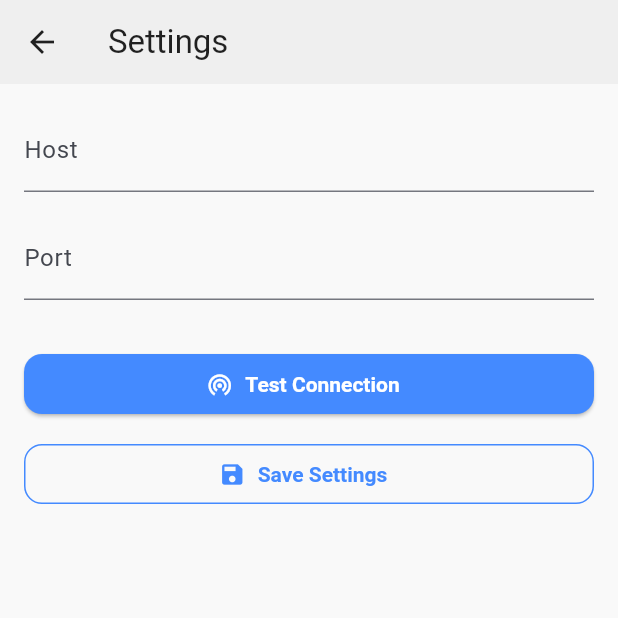
After one commit to Diogo-NB/speech-iot-automation, a Flutter app: the screen it shows after launch, after a tap on the "settings" icon, on a phone screen of 412 x 824 dp, the top half of it. The commit adds this screen. Run offline on Flutter 3.47's test engine with Material 3 defaults, Android fonts, the phone set to English and light mode, and no system bars; our stand-ins replace auto_route, equatable, flutter_bloc, rxdart, speech_to_text; network calls fail.

Commit message:
feat: implement settings screen

```diff
--- a/speech_iot_app/lib/src/app/app.dart
+++ b/speech_iot_app/lib/src/app/app.dart
@@ -1,16 +1,21 @@
 import 'package:flutter/material.dart';
+import 'package:speech_iot_app/src/app/app_router.dart';
+import 'package:speech_iot_app/src/app/app_theme.dart';
 import 'package:speech_iot_app/src/app/di.dart';
-import 'package:speech_iot_app/src/features/speech_recognition/presentation/speech_recognition_screen.dart';
 
 class App extends StatelessWidget {
-  const App({super.key});
+  App({super.key});
+
+  final AppRouter _appRouter = AppRouter();
+  final ThemeData _appTheme = AppTheme.light();
 
   @override
   Widget build(BuildContext context) {
-    return CoreProvider(
-      child: DataProvider(
-        child: ApplicationProvider(
-          child: MaterialApp(home: SpeechRecognitionScreen()),
+    return CoreScopeProvider(
+      child: DataScopeProvider(
+        child: MaterialApp.router(
+          routerConfig: _appRouter.config(),
+          theme: _appTheme,
         ),
       ),
     );
--- /dev/null
+++ b/speech_iot_app/lib/src/app/app_router.dart
@@ -0,0 +1,16 @@
+import 'package:auto_route/auto_route.dart';
+
+import 'app_router.gr.dart';
+export 'app_router.gr.dart';
+
+@AutoRouterConfig(replaceInRouteName: 'Screen|Page,Route')
+class AppRouter extends RootStackRouter {
+  @override
+  RouteType get defaultRouteType => RouteType.adaptive();
+
+  @override
+  List<AutoRoute> get routes => [
+    AutoRoute(path: '/settings', page: SettingsRoute.page),
+    AutoRoute(initial: true, path: '/', page: SpeechRecognitionRoute.page),
+  ];
+}
--- /dev/null
+++ b/speech_iot_app/lib/src/app/app_theme.dart
@@ -0,0 +1,58 @@
+import 'package:flutter/material.dart';
+
+class AppTheme {
+  const AppTheme._();
+
+  static const Color primaryColor = Colors.blueAccent;
+  static const Color secondaryColor = Colors.redAccent;
+  static const Color backgroundTop = Color(0xFFF9F9F9);
+  static const Color backgroundBottom = Color(0xFFEFEFEF);
+  static const Color textPrimary = Colors.black87;
+  static const Color textSecondary = Colors.grey;
+
+  static const LinearGradient backgroundGradient = LinearGradient(
+    begin: Alignment.topCenter,
+    end: Alignment.bottomCenter,
+    colors: [backgroundTop, backgroundBottom],
+  );
+
+  static ThemeData light() {
+    return ThemeData(
+      useMaterial3: true,
+      colorScheme: ColorScheme.fromSeed(
+        seedColor: primaryColor,
+        surface: backgroundTop,
+      ),
+      scaffoldBackgroundColor: backgroundTop,
+      appBarTheme: const AppBarTheme(
+        backgroundColor: backgroundBottom,
+        foregroundColor: textPrimary,
+        elevation: 0,
+      ),
+      textTheme: const TextTheme(
+        bodyMedium: TextStyle(color: textPrimary),
+        bodySmall: TextStyle(color: textSecondary),
+      ),
+      elevatedButtonTheme: ElevatedButtonThemeData(
+        style: ElevatedButton.styleFrom(
+          backgroundColor: primaryColor,
+          foregroundColor: Colors.white,
+          textStyle: const TextStyle(fontWeight: FontWeight.w600),
+          shape: RoundedRectangleBorder(
+            borderRadius: BorderRadius.all(Radius.circular(12)),
+          ),
+        ),
+      ),
+      outlinedButtonTheme: OutlinedButtonThemeData(
+        style: OutlinedButton.styleFrom(
+          foregroundColor: primaryColor,
+          side: const BorderSide(color: primaryColor),
+          textStyle: const TextStyle(fontWeight: FontWeight.w600),
+          shape: RoundedRectangleBorder(
+            borderRadius: BorderRadius.all(Radius.circular(12)),
+          ),
+        ),
+      ),
+    );
+  }
+}
--- a/speech_iot_app/lib/src/app/di.dart
+++ b/speech_iot_app/lib/src/app/di.dart
@@ -1,20 +1,19 @@
 import 'package:flutter/widgets.dart';
 import 'package:flutter_bloc/flutter_bloc.dart';
 import 'package:speech_iot_app/src/core/app_config/app_config_cubit.dart';
-import 'package:speech_iot_app/src/features/speech_recognition/application/bloc/speech_recognition_bloc.dart';
 import 'package:speech_iot_app/src/features/speech_recognition/data/speech_recognition_repository.dart';
 
-class CoreProvider extends StatelessWidget {
+class CoreScopeProvider extends StatelessWidget {
   final Widget child;
 
-  const CoreProvider({super.key, required this.child});
+  const CoreScopeProvider({super.key, required this.child});
 
   @override
   Widget build(BuildContext context) {
     return MultiRepositoryProvider(
       providers: [
         BlocProvider(
-          create: (_) => AppConfigCubit(
+          create: (_) => AppConfig(
             initialBaseHttpUrl: 'http://localhost:3000',
             initialBaseSocketUrl: 'ws://localhost:3000',
           ),
@@ -25,10 +24,10 @@ class CoreProvider extends StatelessWidget {
   }
 }
 
-class DataProvider extends StatelessWidget {
+class DataScopeProvider extends StatelessWidget {
   final Widget child;
 
-  const DataProvider({super.key, required this.child});
+  const DataScopeProvider({super.key, required this.child});
 
   @override
   Widget build(BuildContext context) {
@@ -36,30 +35,10 @@ class DataProvider extends StatelessWidget {
       providers: [
         RepositoryProvider<SpeechRecognitionRepository>(
           create: (context) =>
-              SpeechRecognitionRepository(context.read<AppConfigCubit>()),
+              SpeechRecognitionRepository(context.read<AppConfig>()),
         ),
       ],
       child: child,
     );
   }
 }
-
-class ApplicationProvider extends StatelessWidget {
-  final Widget child;
-
-  const ApplicationProvider({super.key, required this.child});
-
-  @override
-  Widget build(BuildContext context) {
-    return MultiBlocProvider(
-      providers: [
-        BlocProvider(
-          create: (context) => SpeechRecognitionBloc(
-            repository: context.read<SpeechRecognitionRepository>(),
-          ),
-        ),
-      ],
-      child: child,
-    );
-  }
-}
--- a/speech_iot_app/lib/src/core/app_config/app_config_cubit.dart
+++ b/speech_iot_app/lib/src/core/app_config/app_config_cubit.dart
@@ -1,8 +1,8 @@
 import 'package:flutter_bloc/flutter_bloc.dart';
 import 'package:speech_iot_app/src/core/app_config/app_config_model.dart';
 
-class AppConfigCubit extends Cubit<AppConfigState> {
-  AppConfigCubit({
+class AppConfig extends Cubit<AppConfigState> {
+  AppConfig({
     required String initialBaseSocketUrl,
     required String initialBaseHttpUrl,
   }) : super(
--- /dev/null
+++ b/speech_iot_app/lib/src/core/utils/bloc_event_transformers.dart
@@ -0,0 +1,6 @@
+import 'package:flutter_bloc/flutter_bloc.dart';
+import 'package:rxdart/rxdart.dart';
+
+EventTransformer<T> debounce<T>(Duration duration) {
+  return (events, mapper) => events.debounceTime(duration).switchMap(mapper);
+}
--- /dev/null
+++ b/speech_iot_app/lib/src/features/settings/application/bloc/settings_bloc.dart
@@ -0,0 +1,50 @@
+import 'package:flutter_bloc/flutter_bloc.dart';
+import 'package:speech_iot_app/src/core/app_config/app_config_cubit.dart';
+import 'package:speech_iot_app/src/core/utils/bloc_event_transformers.dart';
+import 'settings_event.dart';
+import 'settings_state.dart';
+
+class SettingsBloc extends Bloc<SettingsEvent, SettingsState> {
+  final AppConfig _appConfig;
+
+  SettingsBloc({required AppConfig appConfig})
+    : _appConfig = appConfig,
+      super(const SettingsState()) {
+    on<HostChanged>(
+      (e, emit) => emit(state.copyWith(host: e.host)),
+      transformer: debounce(const Duration(milliseconds: 300)),
+    );
+    on<PortChanged>(
+      (e, emit) => emit(state.copyWith(port: e.port)),
+      transformer: debounce(const Duration(milliseconds: 300)),
+    );
+    on<TestConnectionRequested>(_onTestConnection);
+    on<SaveSettingsRequested>(_onSaveSettings);
+  }
+
+  Future<void> _onTestConnection(
+    TestConnectionRequested event,
+    Emitter<SettingsState> emit,
+  ) async {
+    emit(state.copyWith(status: ConnectionStatus.testing));
+    await Future.delayed(const Duration(seconds: 1));
+
+    final success = state.host.isNotEmpty && int.tryParse(state.port) != null;
+    emit(
+      state.copyWith(
+        status: success ? ConnectionStatus.success : ConnectionStatus.failure,
+      ),
+    );
+  }
+
+  void _onSaveSettings(
+    SaveSettingsRequested event,
+    Emitter<SettingsState> emit,
+  ) {
+    final host = state.host.trim();
+    final port = state.port.trim();
+
+    _appConfig.baseHttpUrl = 'http://$host:$port';
+    _appConfig.baseSocketUrl = 'ws://$host:$port';
+  }
+}
--- /dev/null
+++ b/speech_iot_app/lib/src/features/settings/application/bloc/settings_event.dart
@@ -0,0 +1,26 @@
+import 'package:equatable/equatable.dart';
+
+sealed class SettingsEvent extends Equatable {
+  @override
+  List<Object?> get props => [];
+}
+
+final class HostChanged extends SettingsEvent {
+  final String host;
+  HostChanged(this.host);
+
+  @override
+  List<Object?> get props => [host];
+}
+
+final class PortChanged extends SettingsEvent {
+  final String port;
+  PortChanged(this.port);
+
+  @override
+  List<Object?> get props => [port];
+}
+
+final class TestConnectionRequested extends SettingsEvent {}
+
+final class SaveSettingsRequested extends SettingsEvent {}
--- /dev/null
+++ b/speech_iot_app/lib/src/features/settings/application/bloc/settings_state.dart
@@ -0,0 +1,30 @@
+import 'package:equatable/equatable.dart';
+
+enum ConnectionStatus { initial, testing, success, failure }
+
+final class SettingsState extends Equatable {
+  final String host;
+  final String port;
+  final ConnectionStatus status;
+
+  const SettingsState({
+    this.host = '',
+    this.port = '',
+    this.status = ConnectionStatus.initial,
+  });
+
+  SettingsState copyWith({
+    String? host,
+    String? port,
+    ConnectionStatus? status,
+  }) {
+    return SettingsState(
+      host: host ?? this.host,
+      port: port ?? this.port,
+      status: status ?? this.status,
+    );
+  }
+
+  @override
+  List<Object?> get props => [host, port, status];
+}
--- /dev/null
+++ b/speech_iot_app/lib/src/features/settings/presentation/settings_screen.dart
@@ -0,0 +1,98 @@
+import 'package:auto_route/auto_route.dart';
+import 'package:flutter/material.dart';
+import 'package:flutter_bloc/flutter_bloc.dart';
+import 'package:speech_iot_app/src/core/app_config/app_config_cubit.dart';
+import 'package:speech_iot_app/src/features/settings/application/bloc/settings_bloc.dart';
+import 'package:speech_iot_app/src/features/settings/application/bloc/settings_event.dart';
+import 'package:speech_iot_app/src/features/settings/application/bloc/settings_state.dart';
+
+@RoutePage()
+class SettingsScreen extends StatelessWidget implements AutoRouteWrapper {
+  const SettingsScreen({super.key});
+
+  @override
+  Widget wrappedRoute(BuildContext context) {
+    return BlocProvider(
+      create: (_) => SettingsBloc(appConfig: context.read<AppConfig>()),
+      child: this,
+    );
+  }
+
+  @override
+  Widget build(BuildContext context) {
+    return Scaffold(
+      appBar: AppBar(title: const Text('Settings')),
+      body: Padding(
+        padding: const EdgeInsets.all(16),
+        child: BlocConsumer<SettingsBloc, SettingsState>(
+          listenWhen: (p, c) => p.status != c.status,
+          listener: (context, state) {
+            if (state.status == ConnectionStatus.success ||
+                state.status == ConnectionStatus.failure) {
+              final success = state.status == ConnectionStatus.success;
+              ScaffoldMessenger.of(context).showSnackBar(
+                SnackBar(
+                  content: Text(
+                    success ? 'Connection successful!' : 'Connection failed',
+                  ),
+                  backgroundColor: success ? Colors.green : Colors.red,
+                ),
+              );
+            }
+          },
+          builder: (context, state) {
+            final bloc = context.read<SettingsBloc>();
+            return Form(
+              child: Column(
+                children: [
+                  TextFormField(
+                    initialValue: state.host,
+                    decoration: const InputDecoration(labelText: 'Host'),
+                    onChanged: (v) => bloc.add(HostChanged(v)),
+                  ),
+                  const SizedBox(height: 16),
+                  TextFormField(
+                    initialValue: state.port,
+                    decoration: const InputDecoration(labelText: 'Port'),
+                    keyboardType: TextInputType.number,
+                    onChanged: (v) => bloc.add(PortChanged(v)),
+                  ),
+                  const SizedBox(height: 32),
+                  SizedBox(
+                    width: double.infinity,
+                    child: ElevatedButton.icon(
+                      icon: state.status == ConnectionStatus.testing
+                          ? const SizedBox(
+                              height: 18,
+                              width: 18,
+                              child: CircularProgressIndicator(strokeWidth: 2),
+                            )
+                          : const Icon(Icons.wifi_tethering),
+                      label: Text(
+                        state.status == ConnectionStatus.testing
+                            ? 'Testing...'
+                            : 'Test Connection',
+                      ),
+                      onPressed: state.status == ConnectionStatus.testing
+                          ? null
+                          : () => bloc.add(TestConnectionRequested()),
+                    ),
+                  ),
+                  const SizedBox(height: 12),
+                  SizedBox(
+                    width: double.infinity,
+                    child: OutlinedButton.icon(
+                      icon: const Icon(Icons.save),
+                      label: const Text('Save Settings'),
+                      onPressed: () => bloc.add(SaveSettingsRequested()),
+                    ),
+                  ),
+                ],
+              ),
+            );
+          },
+        ),
+      ),
+    );
+  }
+}
--- a/speech_iot_app/lib/src/features/speech_recognition/data/speech_recognition_repository.dart
+++ b/speech_iot_app/lib/src/features/speech_recognition/data/speech_recognition_repository.dart
@@ -7,7 +7,7 @@ import 'package:speech_iot_app/src/features/speech_recognition/data/speech_recog
 import 'package:speech_iot_app/src/features/speech_recognition/domain/recognized_words_model.dart';
 
 class SpeechRecognitionRepository extends Cubit<void> {
-  final AppConfigCubit _appConfig;
+  final AppConfig _appConfig;
   SpeechRecognitionWebSocketService? _ws;
 
   late final StreamSubscription _configSub;
--- a/speech_iot_app/lib/src/features/speech_recognition/presentation/speech_recognition_screen.dart
+++ b/speech_iot_app/lib/src/features/speech_recognition/presentation/speech_recognition_screen.dart
@@ -1,12 +1,27 @@
+import 'package:auto_route/auto_route.dart';
 import 'package:flutter/material.dart';
 import 'package:flutter_bloc/flutter_bloc.dart';
+import 'package:speech_iot_app/src/app/app_router.dart';
 import 'package:speech_iot_app/src/features/speech_recognition/application/bloc/speech_recognition_bloc.dart';
 import 'package:speech_iot_app/src/features/speech_recognition/application/bloc/speech_recognition_event.dart';
 import 'package:speech_iot_app/src/features/speech_recognition/application/bloc/speech_recognition_state.dart';
+import 'package:speech_iot_app/src/features/speech_recognition/data/speech_recognition_repository.dart';
 import 'package:speech_iot_app/src/features/speech_recognition/presentation/components/loading_text_indicator.dart';
 
-class SpeechRecognitionScreen extends StatefulWidget {
+@RoutePage()
+class SpeechRecognitionScreen extends StatefulWidget
+    implements AutoRouteWrapper {
   const SpeechRecognitionScreen({super.key});
+
+  @override
+  Widget wrappedRoute(BuildContext context) {
+    return BlocProvider<SpeechRecognitionBloc>(
+      create: (context) => SpeechRecognitionBloc(
+        repository: context.read<SpeechRecognitionRepository>(),
+      ),
+      child: this,
+    );
+  }
 
   @override
   State<SpeechRecognitionScreen> createState() => _SpeechRecognitionState();
@@ -28,6 +43,16 @@ class _SpeechRecognitionState extends State<SpeechRecognitionScreen> {
   @override
   Widget build(BuildContext context) {
     return Scaffold(
+      appBar: AppBar(
+        title: const Text('Speech Recognition'),
+        actions: [
+          IconButton(
+            icon: const Icon(Icons.settings),
+            tooltip: 'Settings',
+            onPressed: () => context.pushRoute(const SettingsRoute()),
+          ),
+        ],
+      ),
       backgroundColor: Colors.grey[50],
       body: Container(
         decoration: const BoxDecoration(
--- a/speech_iot_app/pubspec.yaml
+++ b/speech_iot_app/pubspec.yaml
@@ -13,11 +13,15 @@ dependencies:
   flutter_bloc: ^8.1.6
   equatable: ^2.0.5
   web_socket_channel: ^3.0.3
+  rxdart: ^0.28.0
+  auto_route: ^10.1.2
 
 dev_dependencies:
   flutter_test:
     sdk: flutter
   flutter_lints: ^5.0.0
+  auto_route_generator: ^10.2.4
+  build_runner: ^2.7.1
 
 flutter:
   uses-material-design: true
```
Also changed, not shown: speech_iot_app/lib/src/app/app_router.gr.dart (added), speech_iot_app/pubspec.lock.
